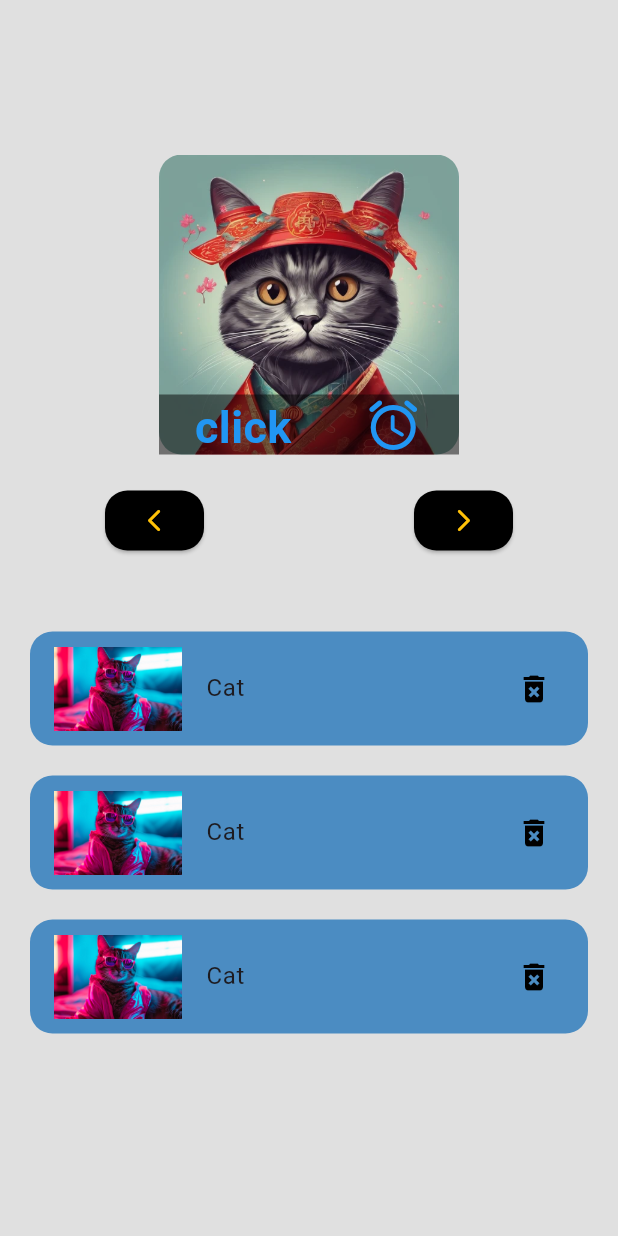
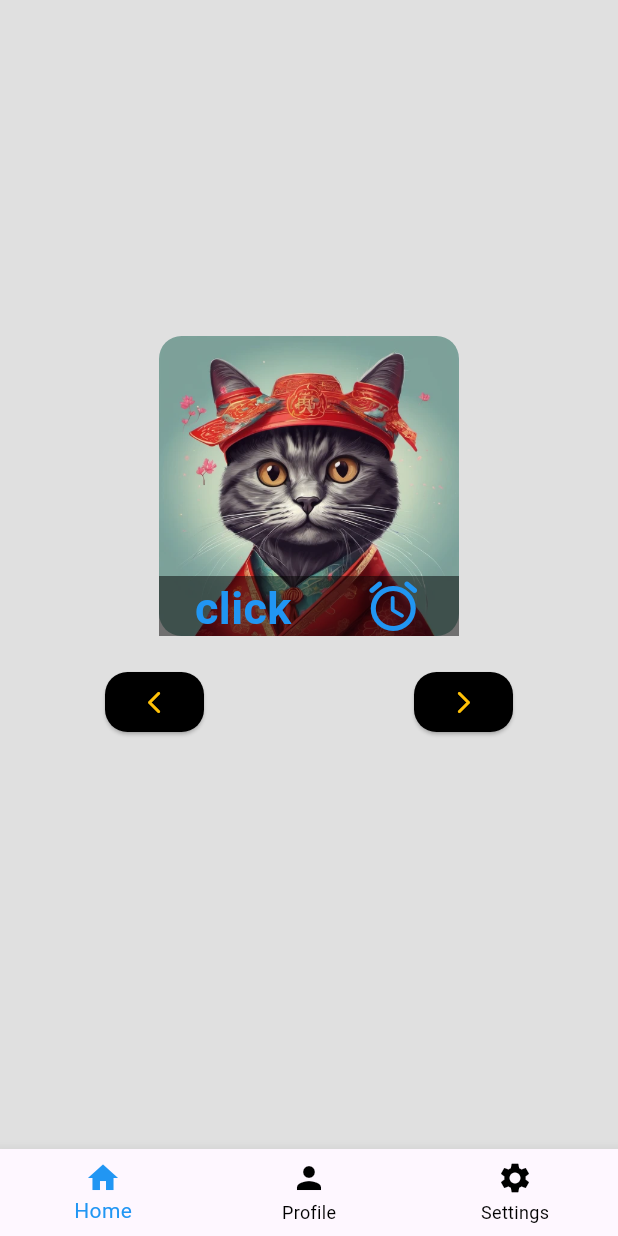
Before and after one commit to minaakamall/ICT_project, a Flutter app: the screen it shows after launch, on a phone screen of 412 x 824 dp. Run offline on Flutter 3.47's test engine with Material 3 defaults, Android fonts, the phone set to English and light mode, and no system bars.

Commit message:
add the changes you made

```diff
--- a/lib/main.dart
+++ b/lib/main.dart
@@ -1,5 +1,6 @@
 import 'package:flutter/material.dart';
-import 'package:ictproject/ui/home_screen.dart';
+import 'package:ictproject/ui/buttom-bar.dart';
+
 
 void main() {
   runApp(const MyApp());
@@ -12,7 +13,7 @@ class MyApp extends StatelessWidget {
   Widget build(BuildContext context) {
     return const MaterialApp(
       debugShowCheckedModeBanner: false,
-      home: HomeScreen(),
+      home: MainScreen(),
     );
   }
 }
--- /dev/null
+++ b/lib/ui/buttom-bar.dart
@@ -0,0 +1,49 @@
+import 'package:flutter/material.dart';
+import 'package:ictproject/ui/home_screen.dart';
+import 'package:ictproject/ui/profile.dart';
+import 'package:ictproject/ui/settings.dart';
+
+class MainScreen extends StatefulWidget {
+  const MainScreen({super.key});
+
+  @override
+  State<MainScreen> createState() => _MainScreenState();
+}
+
+class _MainScreenState extends State<MainScreen> {
+  List screenList = [
+    const HomeScreen(),
+    const Profile(),
+    Settings(),
+  ];
+  int currentindex = 0;
+  @override
+  Widget build(BuildContext context) {
+    return Scaffold(
+      body: screenList[currentindex],
+      bottomNavigationBar: BottomNavigationBar(
+        currentIndex: currentindex,
+        onTap: (value) {
+          currentindex = value;
+          setState(() {});
+        },
+        selectedItemColor: Colors.blue,
+        unselectedItemColor: Colors.black,
+        items: const [
+          BottomNavigationBarItem(
+            icon: Icon(Icons.home),
+            label: 'Home',
+          ),
+          BottomNavigationBarItem(
+            icon: Icon(Icons.person),
+            label: 'Profile',
+          ),
+          BottomNavigationBarItem(
+            icon: Icon(Icons.settings),
+            label: 'Settings',
+          ),
+        ],
+      ),
+    );
+  }
+}
--- a/lib/ui/home_screen.dart
+++ b/lib/ui/home_screen.dart
@@ -95,31 +95,6 @@ class HomeScreen extends StatelessWidget {
               const SizedBox(
                 height: 50,
               ),
-              Container(
-                height: 300,
-                child: ListView.separated(
-                    itemBuilder: (context, index) {
-                      return Container(
-                        margin: const EdgeInsets.symmetric(horizontal: 20),
-                        padding: const EdgeInsets.symmetric(vertical: 10),
-                        decoration: BoxDecoration(
-                            color: Color.fromARGB(255, 75, 140, 194),
-                            borderRadius: BorderRadius.circular(15)),
-                        child: ListTile(
-                          leading: Image.asset('assets/image/dog.jpg'),
-                          title: Text('Cat'),
-                          trailing: Icon(
-                            Icons.delete_forever,
-                            color: Colors.black,
-                          ),
-                        ),
-                      );
-                    },
-                    separatorBuilder: (context, index) => const SizedBox(
-                          height: 20,
-                        ),
-                    itemCount: 3),
-              ),
             ],
           ),
         ),
```
Also changed, not shown: lib/Data/user_model.dart (added, +24 -0 lines), lib/ui/profile.dart (added, +38 -0 lines), lib/ui/settings.dart (added, +127 -0 lines), lib/widgets/custome_text.dart (added, +19 -0 lines).
